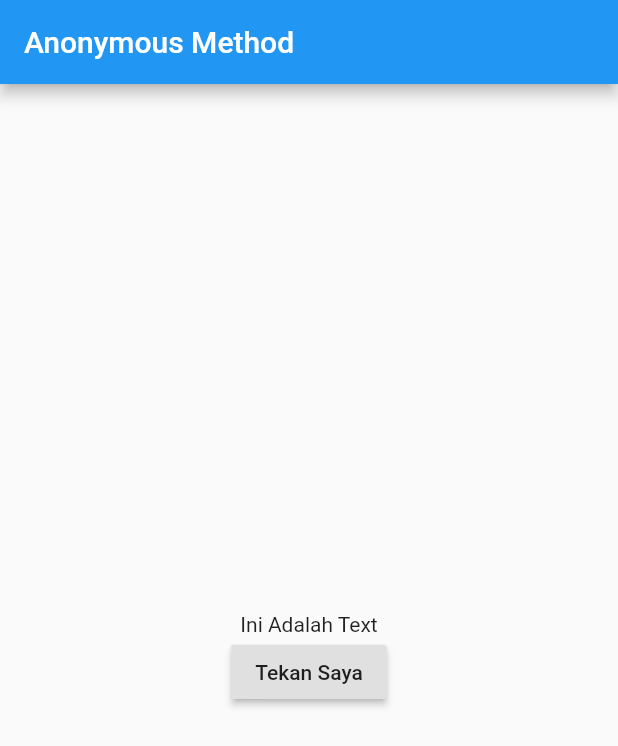
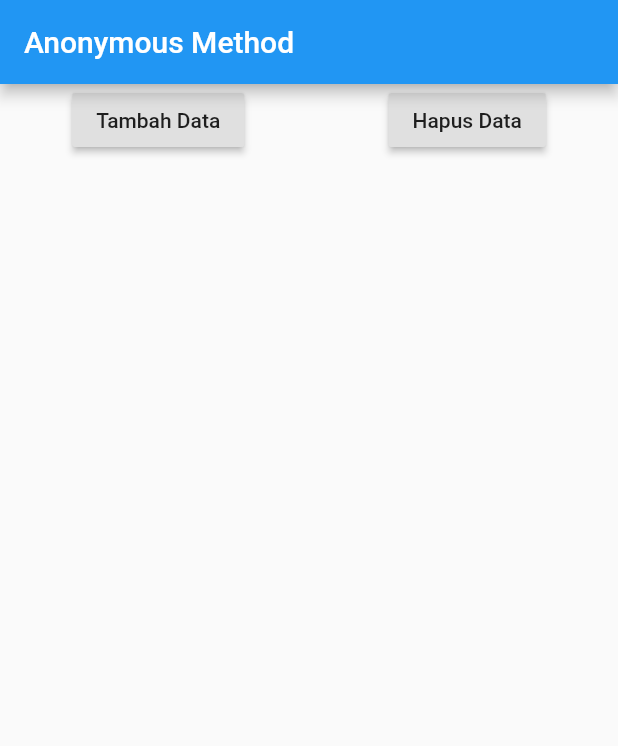
Before and after one commit to fuadtanjung/helloworld, a Flutter app: the screen it shows after launch, on a phone screen of 412 x 824 dp. Shown: the top 746 px of the screen. Run offline on Flutter 3.47's test engine with Material 2 defaults, Android fonts, the phone set to English and light mode, and no system bars.

```diff
--- a/lib/main.dart
+++ b/lib/main.dart
@@ -10,7 +10,8 @@ class MyApp extends StatefulWidget {
 }
 
 class _MyAppState extends State<MyApp> {
-  String message = "Ini Adalah Text";
+  List<Widget> widgets = [];
+  int counter = 1;
   @override
   Widget build(BuildContext context) {
     return MaterialApp(
@@ -18,24 +19,39 @@ class _MyAppState extends State<MyApp> {
           appBar: AppBar(
             title: Text("Anonymous Method"),
           ),
-        body: Center(
-          child: Column(
-            mainAxisAlignment: MainAxisAlignment.center,
+          body: ListView(
             children: <Widget>[
-              Text(message),
+              Row(
+                mainAxisAlignment: MainAxisAlignment.spaceAround,
+                children: [
                   RaisedButton(
-                  child: Text("Tekan Saya"),
+                    child: Text("Tambah Data"),
                     onPressed: () {
-                    //Anonymous Method yang hanya berlaku pada satu tombol tidak ada yang lain
                       setState(() {
-                      //untuk mengupdate screen
-                      message = "Tombol Sudah di Tekan";
+                        widgets.add(Text(
+                          "Data ke-" + counter.toString(),
+                          style: TextStyle(fontSize: 35),
+                        ));
+                        counter++;
+                      });
+                    },
+                  ),
+                  RaisedButton(
+                      child: Text("Hapus Data"),
+                      onPressed: () {
+                        setState(() {
+                          widgets.removeLast();
+                          counter--;
                         });
                       })
                 ],
               ),
-        ),
-      ),
+              Column(
+                crossAxisAlignment: CrossAxisAlignment.start,
+                children: widgets,
+              )
+            ],
+          )),
     );
   }
 }
```
Also changed, not shown: 3 other files. Lines whose indentation alone changed are shown as unchanged.
